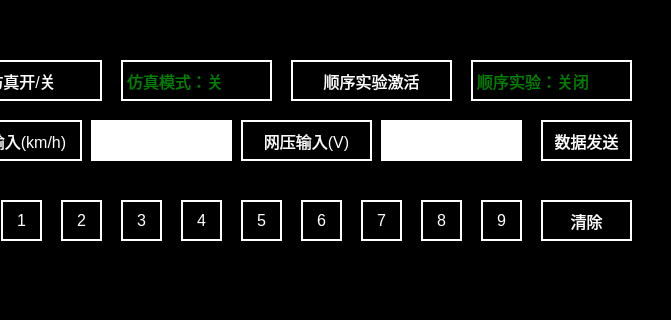
First picture: the form in main_simulate.ui, repository isliulin/Plan85HMI, before the edit; both pictures show x 129 to 800 and y 0 to 320 of the 800 by 500 pixel window.
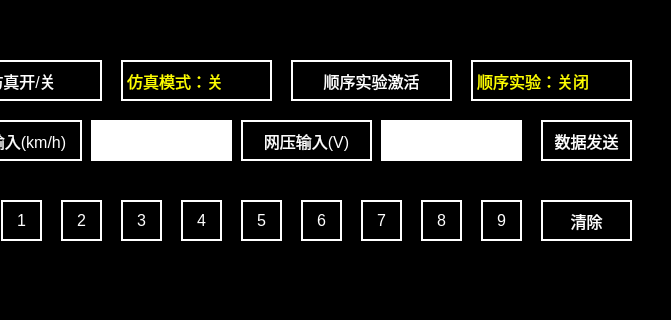
Second picture: the form after the edit.

The edit to the form file:
```diff
--- a/main_simulate.ui
+++ b/main_simulate.ui
@@ -147,7 +147,7 @@
     </rect>
    </property>
    <property name="styleSheet">
-    <string notr="true">color: green;
+    <string notr="true">color: yellow;
 font-size:16px;
 border:2px solid white;</string>
    </property>
@@ -165,7 +165,7 @@
     </rect>
    </property>
    <property name="styleSheet">
-    <string notr="true">color: green;
+    <string notr="true">color: yellow;
 font-size:16px;
 border:2px solid white;</string>
    </property>
```
